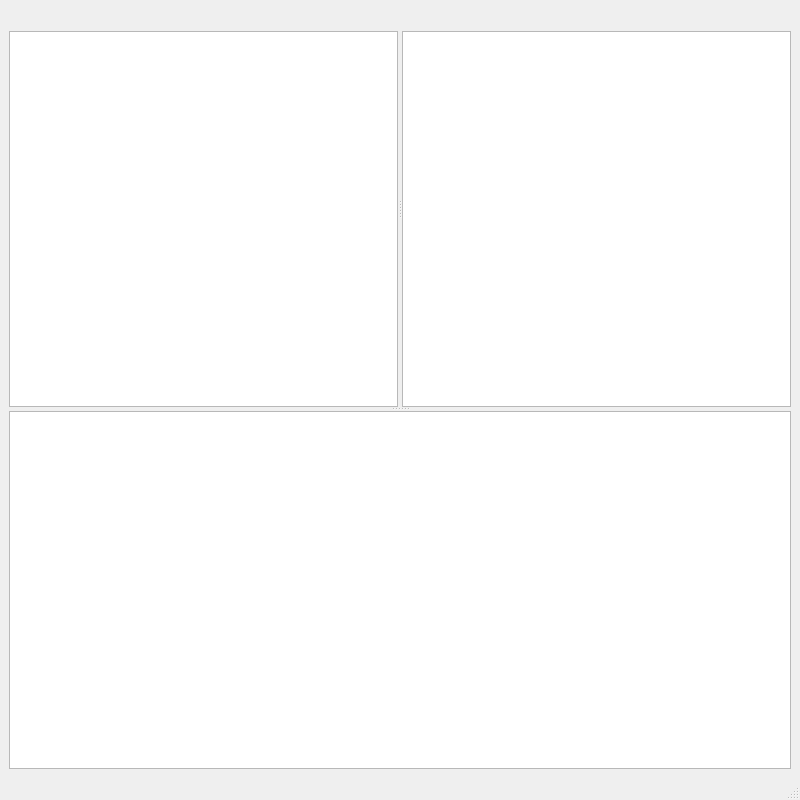
uriegel/Kommander, file mainwindow.ui: the form before one commit.
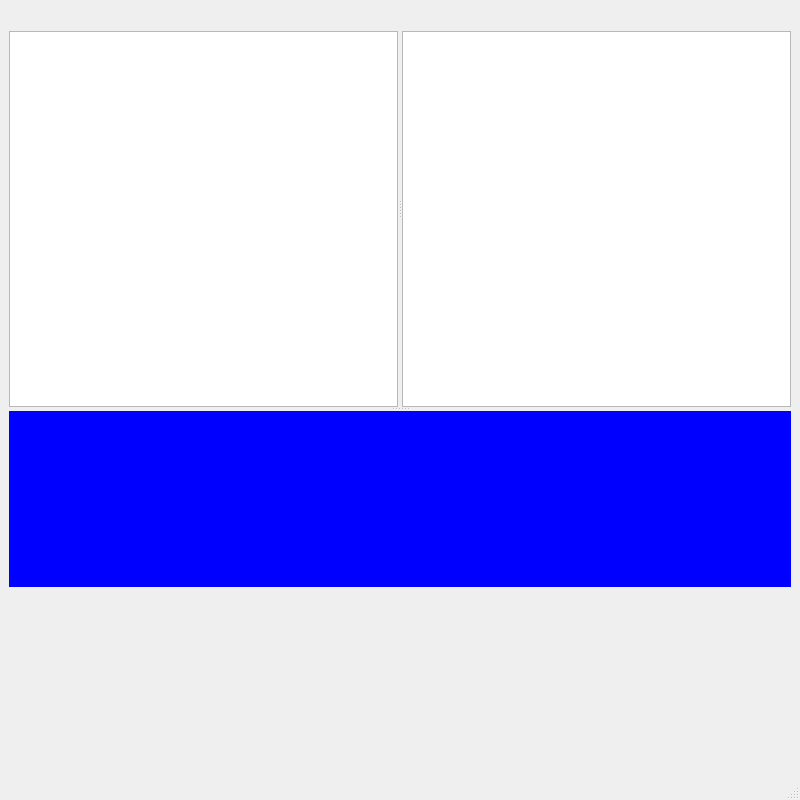
The form after the commit. The open tabs and pages were chosen to show the change. Icons and pictures are not drawn. Custom widgets are drawn as their Qt base class.

Commit message: GraphicsViewer in QStackedPanel

Diff of the .ui file:
```diff
--- a/mainwindow.ui
+++ b/mainwindow.ui
@@ -40,7 +40,7 @@
    <property name="layoutDirection">
     <enum>Qt::LeftToRight</enum>
    </property>
-   <layout class="QVBoxLayout" name="verticalLayout_6">
+   <layout class="QHBoxLayout" name="horizontalLayout_2">
     <item>
      <widget class="QSplitter" name="verticalSplitter">
       <property name="orientation">
@@ -120,6 +120,9 @@
       </widget>
       <widget class="Viewer" name="viewer" native="true">
        <layout class="QVBoxLayout" name="verticalLayout_3">
+        <property name="spacing">
+         <number>6</number>
+        </property>
         <property name="leftMargin">
          <number>0</number>
         </property>
@@ -133,16 +136,105 @@
          <number>0</number>
         </property>
         <item>
-         <widget class="QGraphicsView" name="graphicsView">
-          <property name="backgroundBrush">
-           <brush brushstyle="NoBrush">
-            <color alpha="255">
-             <red>0</red>
-             <green>0</green>
-             <blue>0</blue>
-            </color>
-           </brush>
-          </property>
+         <widget class="QStackedWidget" name="stackedWidget">
+          <widget class="QWidget" name="page_3">
+           <layout class="QVBoxLayout" name="verticalLayout_4">
+            <item>
+             <widget class="QLabel" name="label">
+              <property name="text">
+               <string>Anzeige</string>
+              </property>
+             </widget>
+            </item>
+           </layout>
+          </widget>
+          <widget class="QWidget" name="page">
+           <property name="autoFillBackground">
+            <bool>false</bool>
+           </property>
+           <layout class="QVBoxLayout" name="verticalLayout_5">
+            <property name="spacing">
+             <number>6</number>
+            </property>
+            <property name="sizeConstraint">
+             <enum>QLayout::SetDefaultConstraint</enum>
+            </property>
+            <property name="leftMargin">
+             <number>0</number>
+            </property>
+            <property name="topMargin">
+             <number>0</number>
+            </property>
+            <property name="rightMargin">
+             <number>0</number>
+            </property>
+            <property name="bottomMargin">
+             <number>0</number>
+            </property>
+            <item>
+             <widget class="Phonon::VideoWidget" name="VideoWidget">
+              <property name="styleSheet">
+               <string notr="true">background-color: blue;</string>
+              </property>
+             </widget>
+            </item>
+            <item>
+             <layout class="QHBoxLayout" name="horizontalLayout">
+              <property name="sizeConstraint">
+               <enum>QLayout::SetDefaultConstraint</enum>
+              </property>
+              <property name="topMargin">
+               <number>0</number>
+              </property>
+              <property name="rightMargin">
+               <number>0</number>
+              </property>
+              <item>
+               <widget class="Phonon::SeekSlider" name="seekSlider"/>
+              </item>
+              <item>
+               <widget class="Phonon::VolumeSlider" name="volumeSlider">
+                <property name="maximumSize">
+                 <size>
+                  <width>100</width>
+                  <height>16777215</height>
+                 </size>
+                </property>
+               </widget>
+              </item>
+             </layout>
+            </item>
+           </layout>
+          </widget>
+          <widget class="QWidget" name="page_2">
+           <layout class="QVBoxLayout" name="verticalLayout_6">
+            <property name="leftMargin">
+             <number>0</number>
+            </property>
+            <property name="topMargin">
+             <number>0</number>
+            </property>
+            <property name="rightMargin">
+             <number>0</number>
+            </property>
+            <property name="bottomMargin">
+             <number>0</number>
+            </property>
+            <item>
+             <widget class="QGraphicsView" name="graphicsView">
+              <property name="backgroundBrush">
+               <brush brushstyle="NoBrush">
+                <color alpha="255">
+                 <red>0</red>
+                 <green>0</green>
+                 <blue>0</blue>
+                </color>
+               </brush>
+              </property>
+             </widget>
+            </item>
+           </layout>
+          </widget>
          </widget>
         </item>
        </layout>
@@ -164,6 +256,21 @@
   <widget class="QStatusBar" name="statusbar"/>
  </widget>
  <customwidgets>
+  <customwidget>
+   <class>Phonon::SeekSlider</class>
+   <extends>QWidget</extends>
+   <header location="global">phonon/seekslider.h</header>
+  </customwidget>
+  <customwidget>
+   <class>Phonon::VideoWidget</class>
+   <extends>QWidget</extends>
+   <header location="global">phonon/videowidget.h</header>
+  </customwidget>
+  <customwidget>
+   <class>Phonon::VolumeSlider</class>
+   <extends>QWidget</extends>
+   <header location="global">phonon/volumeslider.h</header>
+  </customwidget>
   <customwidget>
    <class>FolderView</class>
    <extends>QTreeView</extends>
```
The commit also changes 6 other files.
